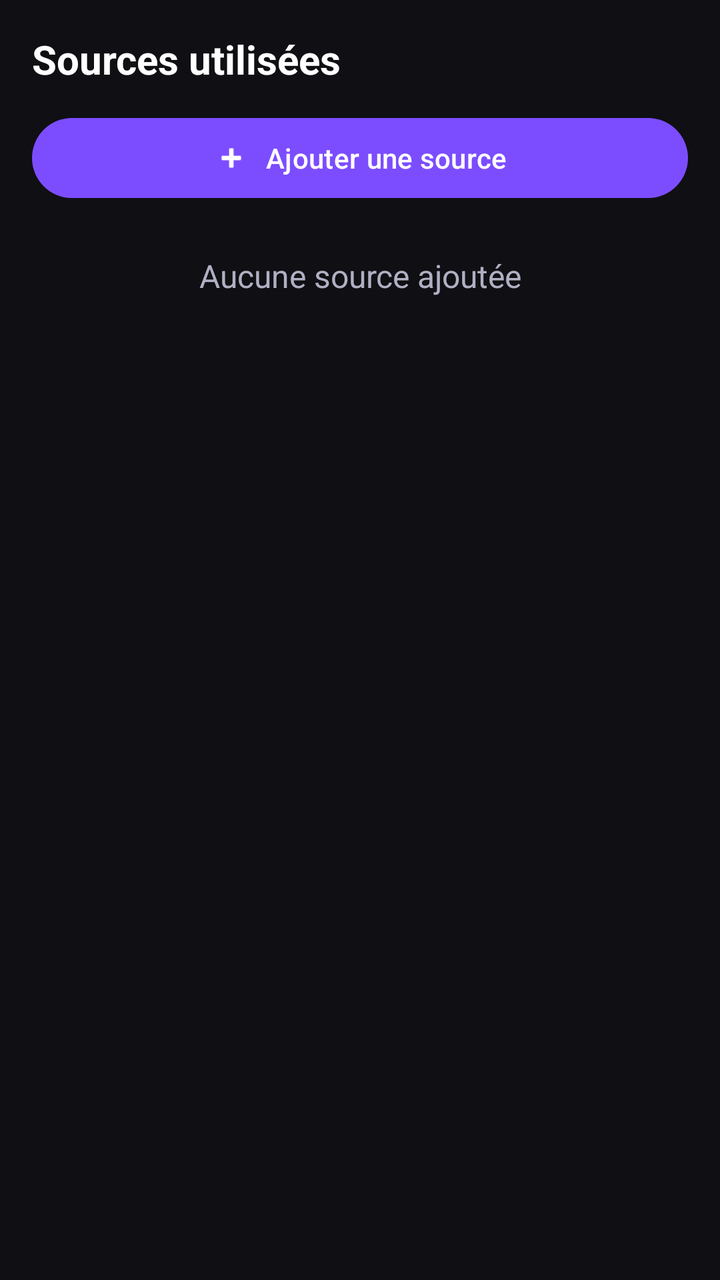
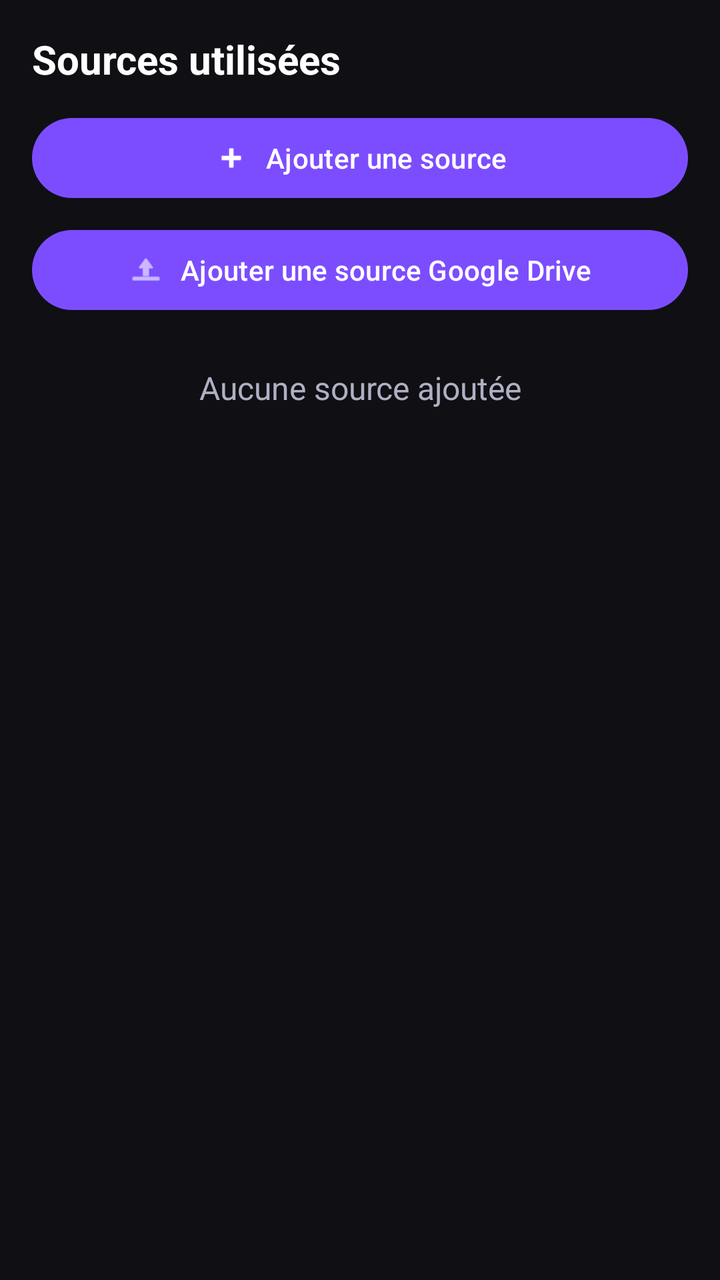

An Android layout rendered at two revisions. The XML below is the earlier revision; the diff shows what the commit changed to produce the second picture.
<!-- AndroidManifest.xml: application theme Theme.Melodie -->
<!-- res/layout/fragment_folders.xml -->
<?xml version="1.0" encoding="utf-8"?>
<LinearLayout xmlns:android="http://schemas.android.com/apk/res/android"
    xmlns:app="http://schemas.android.com/apk/res-auto"
    android:layout_width="match_parent"
    android:layout_height="match_parent"
    android:orientation="vertical"
    android:background="@color/bg_dark"
    android:padding="16dp">

    <TextView
        android:layout_width="match_parent"
        android:layout_height="wrap_content"
        android:layout_marginBottom="12dp"
        android:text="@string/folders_title"
        android:textColor="@color/text_primary"
        android:textSize="20sp"
        android:textStyle="bold" />

    <com.google.android.material.button.MaterialButton
        android:id="@+id/btn_add_source"
        android:layout_width="match_parent"
        android:layout_height="wrap_content"
        android:text="@string/folders_add_source"
        app:icon="@android:drawable/ic_input_add"
        app:iconGravity="textStart"
        app:iconPadding="8dp" />

    <TextView
        android:id="@+id/folders_empty"
        android:layout_width="match_parent"
        android:layout_height="wrap_content"
        android:layout_marginTop="24dp"
        android:gravity="center"
        android:textColor="@color/text_secondary"
        android:textSize="16sp"
        android:text="@string/folders_empty" />

    <androidx.recyclerview.widget.RecyclerView
        android:id="@+id/folders_recycler"
        android:layout_width="match_parent"
        android:layout_height="0dp"
        android:layout_marginTop="16dp"
        android:layout_weight="1" />

</LinearLayout>
<!-- resources referenced by this layout -->
<resources>
  <color name="bg_dark">#0F0F14</color>
  <color name="text_primary">#FFFFFF</color>
  <color name="text_secondary">#B0B0C3</color>
  <string name="folders_add_source">Ajouter une source</string>
  <string name="folders_empty">Aucune source ajoutée</string>
  <string name="folders_title">Sources utilisées</string>
  <style name="Theme.Melodie" parent="Theme.Material3.Dark.NoActionBar">
          <item name="colorPrimary">@color/melodie_purple</item>
          <item name="colorOnPrimary">@color/white</item>
          <item name="colorSecondary">@color/audio_cyan</item>
          <item name="colorOnSecondary">@color/black</item>
          <item name="colorTertiary">@color/energy_green</item>
          <item name="colorOnTertiary">@color/black</item>
  
          <item name="android:colorBackground">@color/bg_dark</item>
          <item name="colorSurface">@color/surface</item>
          <item name="colorSurfaceVariant">@color/surface_variant</item>
          <item name="colorOnBackground">@color/text_primary</item>
          <item name="colorOnSurface">@color/text_primary</item>
          <item name="colorOnSurfaceVariant">@color/text_secondary</item>
  
          <item name="android:statusBarColor">@color/bg_dark</item>
          <item name="android:navigationBarColor">@color/bg_dark</item>
          <item name="android:windowLightStatusBar">false</item>
      </style>
  <color name="melodie_purple">#7C4DFF</color>
  <color name="white">#FFFFFFFF</color>
  <color name="audio_cyan">#00D4FF</color>
  <color name="black">#FF000000</color>
  <color name="energy_green">#00E5A8</color>
  <color name="surface">#1A1A22</color>
  <color name="surface_variant">#232333</color>
</resources>

<!-- the commit's change to res/layout/fragment_folders.xml (unified diff, before → after) -->
@@ -25,6 +25,16 @@
         app:iconGravity="textStart"
         app:iconPadding="8dp" />
 
+    <com.google.android.material.button.MaterialButton
+        android:id="@+id/btn_add_drive_source"
+        android:layout_width="match_parent"
+        android:layout_height="wrap_content"
+        android:layout_marginTop="8dp"
+        android:text="@string/folders_add_drive_source"
+        app:icon="@android:drawable/ic_menu_upload"
+        app:iconGravity="textStart"
+        app:iconPadding="8dp" />
+
     <TextView
         android:id="@+id/folders_empty"
         android:layout_width="match_parent"
<!-- resource entries referenced after the edit -->
@@ -3,6 +3,7 @@
   <color name="bg_dark">#0F0F14</color>
   <color name="text_primary">#FFFFFF</color>
   <color name="text_secondary">#B0B0C3</color>
+  <string name="folders_add_drive_source">Ajouter une source Google Drive</string>
   <string name="folders_add_source">Ajouter une source</string>
   <string name="folders_empty">Aucune source ajoutée</string>
   <string name="folders_title">Sources utilisées</string>
